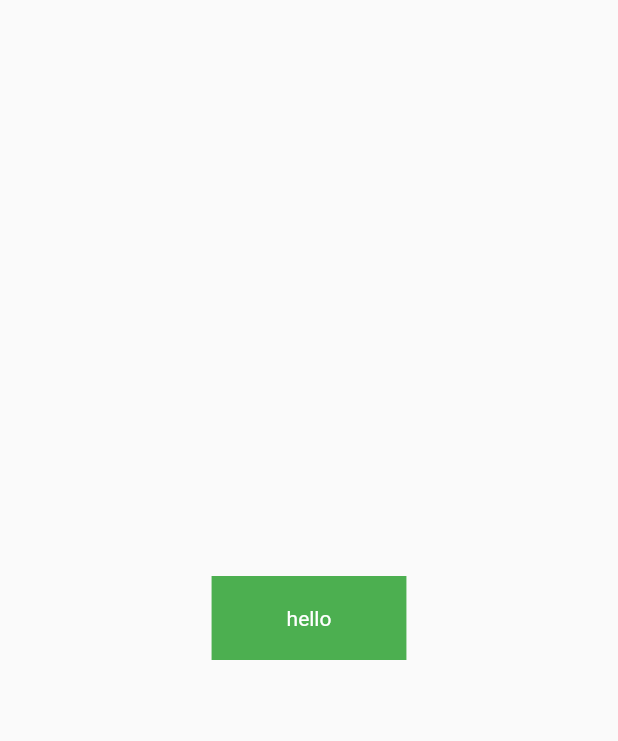
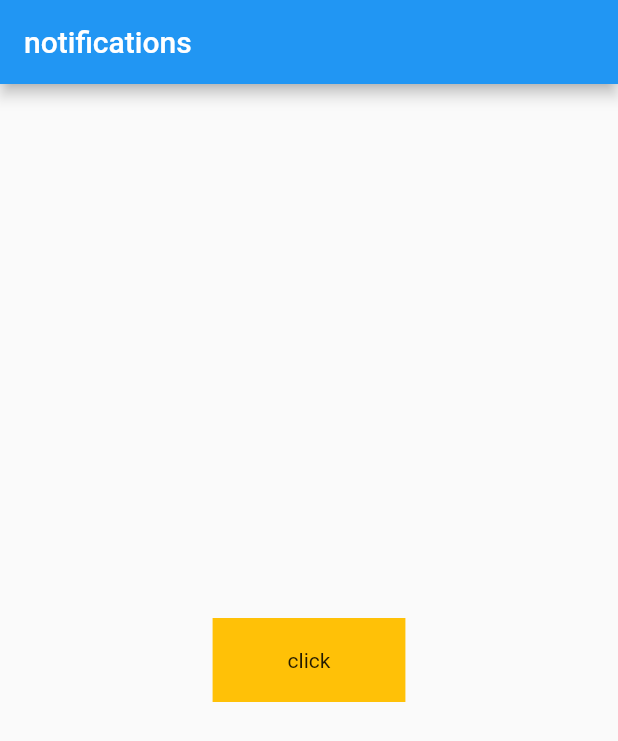
Before and after one commit to svz1/Daily-Prayer-App-for-Jesus-Youth, a Flutter app: the screen it shows after launch, swiped to page 2, on a phone screen of 412 x 824 dp. Shown: the top 741 px of the screen. Run offline on Flutter 3.47's test engine with Material 2 defaults, Android fonts, the phone set to English and light mode, and no system bars; our stand-ins replace flutter_local_notifications, rxdart, timezone; network calls fail; statements that could not run were skipped.

Commit message:
notifications trial

```diff
--- a/lib/landingpage.dart
+++ b/lib/landingpage.dart
@@ -1,13 +1,7 @@
-
-
-
-
 import 'package:dpa/Home.dart';
-import 'package:dpa/notification%20scheduler.dart';
-import 'package:dpa/notification_api.dart';
+import 'package:dpa/local%20notifications.dart';
 import 'package:flutter/material.dart';
 import 'package:rxdart/rxdart.dart';
-import 'package:flutter_local_notifications/flutter_local_notifications.dart';
 
 class landingpage extends StatefulWidget {
 
@@ -27,7 +21,7 @@ class _landingpageState extends State<landingpage> {
       body: PageView(
         children: [
           Home(),
-          scheduler()
+          localnotificationscreen()
         ],
       ),
     );
--- /dev/null
+++ b/lib/local notifications.dart
@@ -0,0 +1,60 @@
+
+
+import 'package:dpa/notficiations%20plugin.dart';
+import 'package:dpa/secondscreen.dart';
+import 'package:flutter/material.dart';
+
+class localnotificationscreen extends StatefulWidget {
+
+
+  @override
+  _localnotificationscreenState createState() => _localnotificationscreenState();
+}
+
+class _localnotificationscreenState extends State<localnotificationscreen> {
+  @override
+  void initState() {
+    // TODO: implement initState
+    super.initState();
+    notificationsPlugin.
+    setListenerForLowerVersions(onNotificationInLowerVersions) ;
+    notificationsPlugin.setOnNotificationCLick(onNotificationClick) ;
+  }
+
+  @override
+
+  Widget build(BuildContext coontext) {
+    return Scaffold(
+      appBar: AppBar(
+        title: Text("notifications"),
+      ),
+      body: Center(
+        child: GestureDetector(
+          onTap: () async {
+           await notificationsPlugin.showNotif() ;
+         // await notificationsPlugin.showdaily();
+          print("clicked") ;
+          },
+          child: Container(
+            padding: EdgeInsets.symmetric(vertical: 20,horizontal: 50),
+            color: Colors.amber,
+          child: Text("click"),
+          ),
+        ),
+
+      ),
+
+    );
+  }
+
+  onNotificationInLowerVersions(ReceivedNotification receivedNotification) {
+
+  }
+  onNotificationClick(String payload){
+    print('payload $payload') ;
+    print("hello") ;
+    Navigator.push(context, MaterialPageRoute(builder: (coontext){
+      return secondscreen(payload: payload,) ;
+    })) ;
+  }
+}
--- a/lib/main.dart
+++ b/lib/main.dart
@@ -8,7 +8,7 @@ void main() {
 }
 
 class MyApp extends StatefulWidget {
-  const MyApp({ Key? key }) : super(key: key);
+  const MyApp({ Key key }) : super(key: key);
 
   @override
   _MyAppState createState() => _MyAppState();
@@ -17,6 +17,7 @@ class MyApp extends StatefulWidget {
 class _MyAppState extends State<MyApp> {
   @override
   void initState() {
+
     // TODO: implement initState
     super.initState();
     NotificationsApi.init() ;
@@ -25,7 +26,7 @@ class _MyAppState extends State<MyApp> {
 
 void listenNotifications()=>
 NotificationsApi.onNotifications.stream.listen(onclickedNotification);
-void onclickedNotification(String? payload)=>
+void onclickedNotification(String payload)=>
 Navigator.of(context).push(MaterialPageRoute(builder: (context)=>Home()));
   @override
   Widget build(BuildContext context) {
--- a/lib/notification_api.dart
+++ b/lib/notification_api.dart
@@ -9,7 +9,7 @@ import 'package:dpa/Home.dart';
 
 class NotificationsApi{
   static final _notifications=FlutterLocalNotificationsPlugin() ;
-  static final onNotifications=BehaviorSubject<String?>() ;
+  static final onNotifications=BehaviorSubject<String>() ;
 
   static Future _notificationDetails() async{
     return NotificationDetails(
@@ -38,9 +38,9 @@ class NotificationsApi{
 
 static Future showNotification({
   int id=0,
-  String? title,
-  String? body,
-  String? payload,
+  String title,
+  String body,
+  String payload,
 }) async=>
 _notifications.show(
   id,
--- a/lib/sample.dart
+++ b/lib/sample.dart
@@ -3,7 +3,7 @@
 import 'package:flutter/material.dart';
 
 class sample extends StatelessWidget {
-  const sample({ Key? key }) : super(key: key);
+
 
   @override
   Widget build(BuildContext context) {
--- a/pubspec.yaml
+++ b/pubspec.yaml
@@ -18,7 +18,7 @@ publish_to: 'none' # Remove this line if you wish to publish to pub.dev
 version: 1.0.0+1
 
 environment:
-  sdk: ">=2.12.0 <3.0.0"
+  sdk: ">=2.11.0 <3.0.0"
 
 dependencies:
   flutter:
@@ -31,6 +31,8 @@ dependencies:
   flutter_local_notifications: ^8.1.1+2
   timezone: ^0.8.0
   rxdart: ^0.27.2
+  path_provider: ^2.0.3
+  http: ^0.13.3
 
 dev_dependencies:
   flutter_test:
```
Also changed, not shown: lib/Home.dart (+17 -16 lines), lib/notficiations plugin.dart (added, +149 -0 lines), lib/notification scheduler.dart (+25 -29 lines), lib/secondscreen.dart (added, +29 -0 lines), pubspec.lock, 1 other file.
